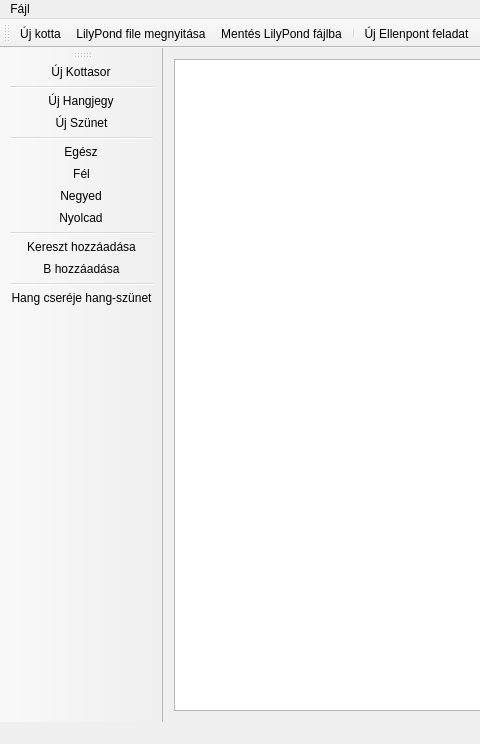
Old version of the form GUI/mainwindow.ui in the repository Kollgergo/Counterpoint-project; both pictures show x 0 to 480 and y 0 to 744 of the 1153 by 744 pixel window.
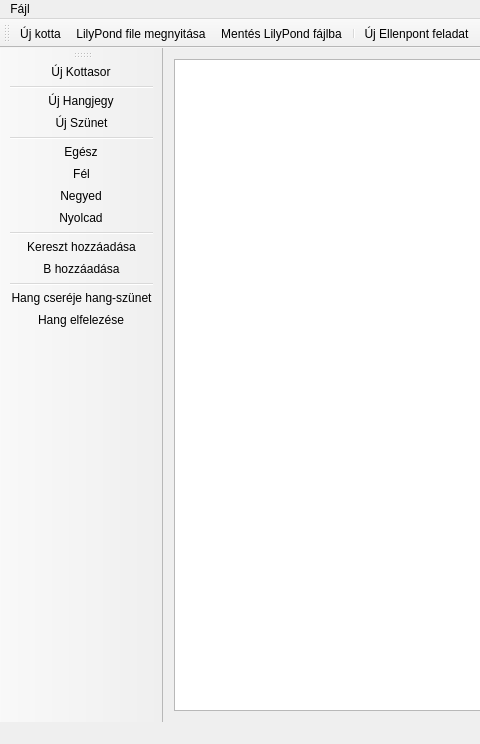
New version of the form. Icons and pictures are not drawn. Custom widgets are drawn as their Qt base class.

Diff of the .ui file:
```diff
--- a/GUI/mainwindow.ui
+++ b/GUI/mainwindow.ui
@@ -101,6 +101,7 @@
    <addaction name="actionAddFlat"/>
    <addaction name="separator"/>
    <addaction name="actionChangeNoteRest"/>
+   <addaction name="actionCutHalf"/>
   </widget>
   <widget class="QStatusBar" name="statusBar"/>
   <widget class="QToolBar" name="toolBar">
@@ -329,6 +330,15 @@
     <string>Lejátszás leállítása</string>
    </property>
   </action>
+  <action name="actionCutHalf">
+   <property name="icon">
+    <iconset resource="../GUI.qrc">
+     <normaloff>:/res/split_icon.png</normaloff>:/res/split_icon.png</iconset>
+   </property>
+   <property name="text">
+    <string>Hang elfelezése</string>
+   </property>
+  </action>
  </widget>
  <layoutdefault spacing="6" margin="11"/>
  <customwidgets>
```
